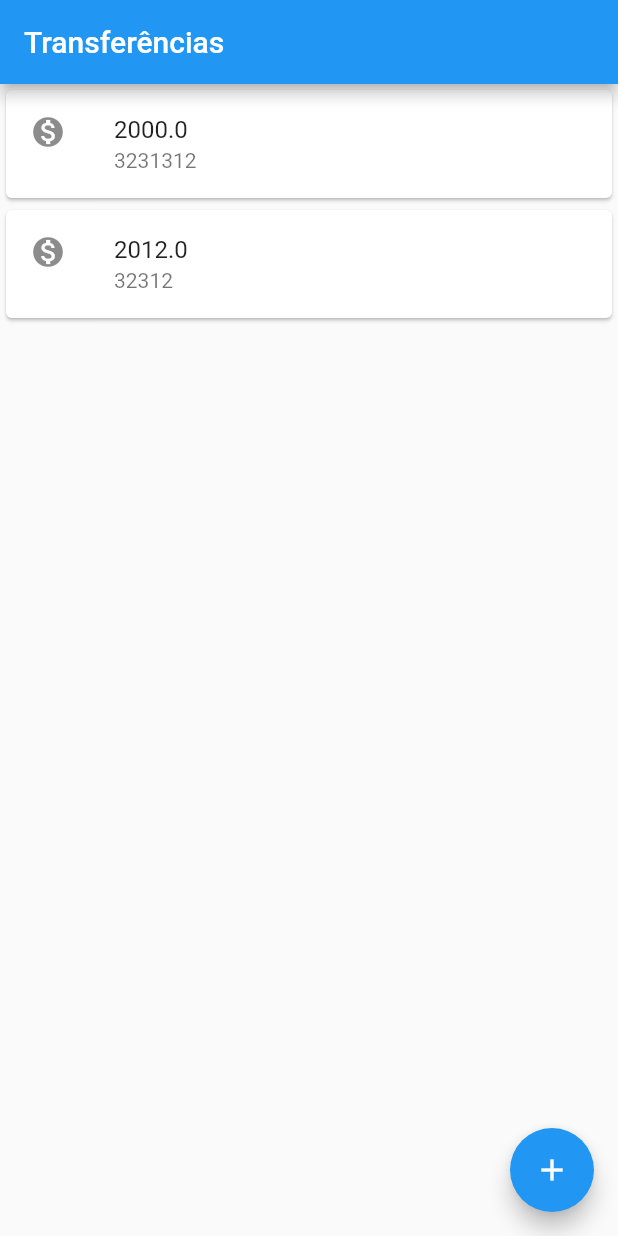
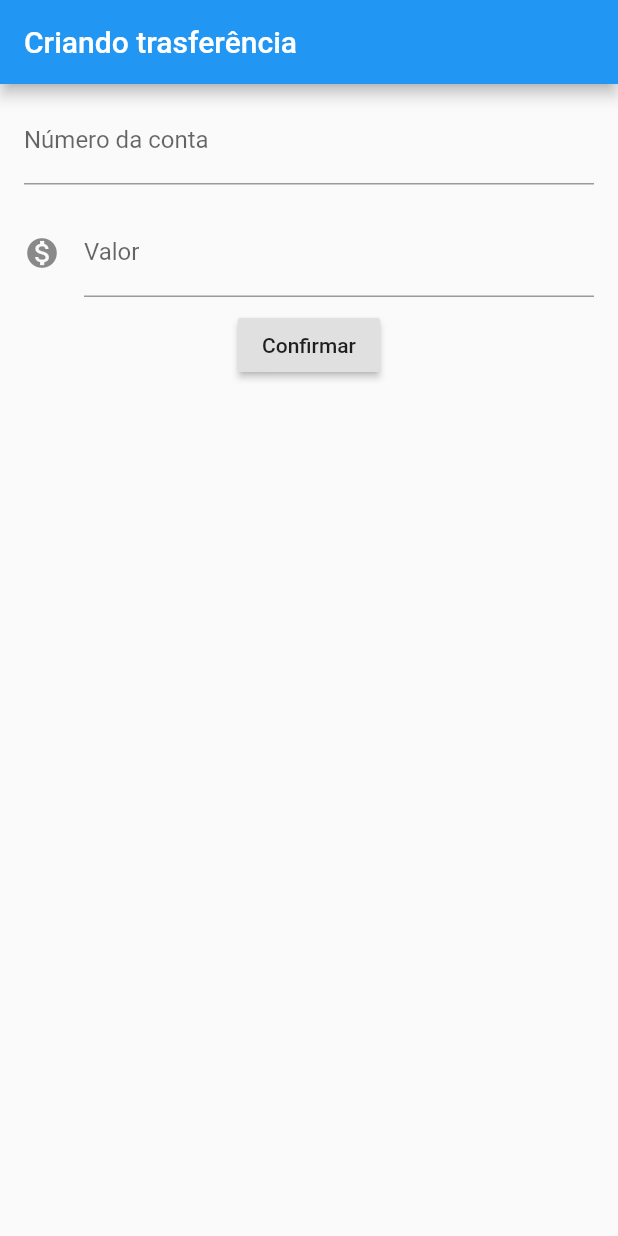
Before and after one commit to eugeniobarrosjr/byte_bank, a Flutter app: the screen it shows after launch, on a phone screen of 412 x 824 dp. Run offline on Flutter 3.47's test engine with Material 2 defaults, Android fonts, the phone set to English and light mode, and no system bars.

Commit message:
feature: add TransferForm

```diff
--- a/lib/main.dart
+++ b/lib/main.dart
@@ -1,3 +1,4 @@
+import 'package:flutter/cupertino.dart';
 import 'package:flutter/material.dart';
 
 void main() {
@@ -7,18 +8,69 @@ void main() {
 class MyApp extends StatelessWidget {
   @override
   Widget build(BuildContext context) {
+    return ByteBankApp();
+  }
+}
+
+class ByteBankApp extends StatelessWidget {
+  @override
+  Widget build(BuildContext context) {
     return MaterialApp(
       debugShowCheckedModeBanner: false,
       title: 'ByteBank',
-      home: Scaffold(
+      home: TransferForm(),
+    );
+  }
+}
+
+class TransferForm extends StatelessWidget {
+  final TextEditingController _accountNumberController =
+      TextEditingController();
+
+  final TextEditingController _valueController = TextEditingController();
+
+  @override
+  Widget build(BuildContext context) {
+    return Scaffold(
       appBar: AppBar(
-          title: Text('Transferências'),
+        title: Text('Criando trasferência'),
       ),
-        floatingActionButton: FloatingActionButton(
-          child: Icon(Icons.add),
+      body: Column(
+        children: <Widget>[
+          Padding(
+            padding: EdgeInsets.symmetric(horizontal: 16, vertical: 8),
+            child: TextField(
+              controller: _accountNumberController,
+              keyboardType: TextInputType.number,
+              style: TextStyle(
+                fontSize: 16.0,
+              ),
+              decoration: InputDecoration(
+                labelText: 'Número da conta',
+                hintText: '0000',
+              ),
+            ),
+          ),
+          Padding(
+            padding: const EdgeInsets.symmetric(horizontal: 16, vertical: 8),
+            child: TextField(
+              controller: _valueController,
+              keyboardType: TextInputType.numberWithOptions(signed: true),
+              style: TextStyle(
+                fontSize: 16.0,
+              ),
+              decoration: InputDecoration(
+                icon: Icon(Icons.monetization_on),
+                labelText: 'Valor',
+                hintText: '0.00',
+              ),
+            ),
+          ),
+          RaisedButton(
             onPressed: () {},
+            child: Text('Confirmar'),
           ),
-        body: TransferList(),
+        ],
       ),
     );
   }
@@ -27,11 +79,20 @@ class MyApp extends StatelessWidget {
 class TransferList extends StatelessWidget {
   @override
   Widget build(BuildContext context) {
-    return Column(
+    return Scaffold(
+      appBar: AppBar(
+        title: Text('Transferências'),
+      ),
+      floatingActionButton: FloatingActionButton(
+        child: Icon(Icons.add),
+        onPressed: () {},
+      ),
+      body: Column(
         children: <Widget>[
-        TransferItem(Transfer(2000.00, '3231312')),
-        TransferItem(Transfer(2012.00, '32312')),
+          TransferItem(Transfer(2000.00, 3231312)),
+          TransferItem(Transfer(2012.00, 32312)),
         ],
+      ),
     );
   }
 }
@@ -47,7 +108,7 @@ class TransferItem extends StatelessWidget {
       child: ListTile(
         leading: Icon(Icons.monetization_on),
         title: Text(_transfer.value.toString()),
-        subtitle: Text(_transfer.accountNumber),
+        subtitle: Text(_transfer.accountNumber.toString()),
       ),
     );
   }
@@ -55,7 +116,12 @@ class TransferItem extends StatelessWidget {
 
 class Transfer {
   final double value;
-  final String accountNumber;
+  final int accountNumber;
 
   Transfer(this.value, this.accountNumber);
+
+  @override
+  String toString() {
+    return 'Transfer{value: $value, accountNumber: $accountNumber}';
   }
+}
```
Lines whose indentation alone changed are shown as unchanged.
